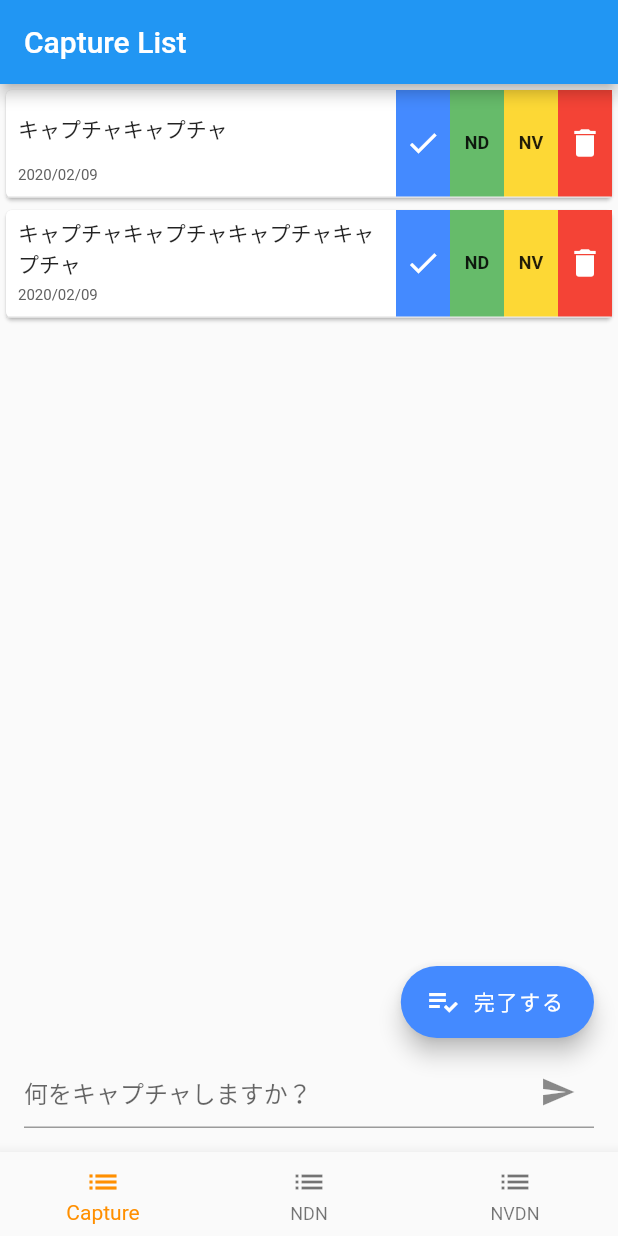
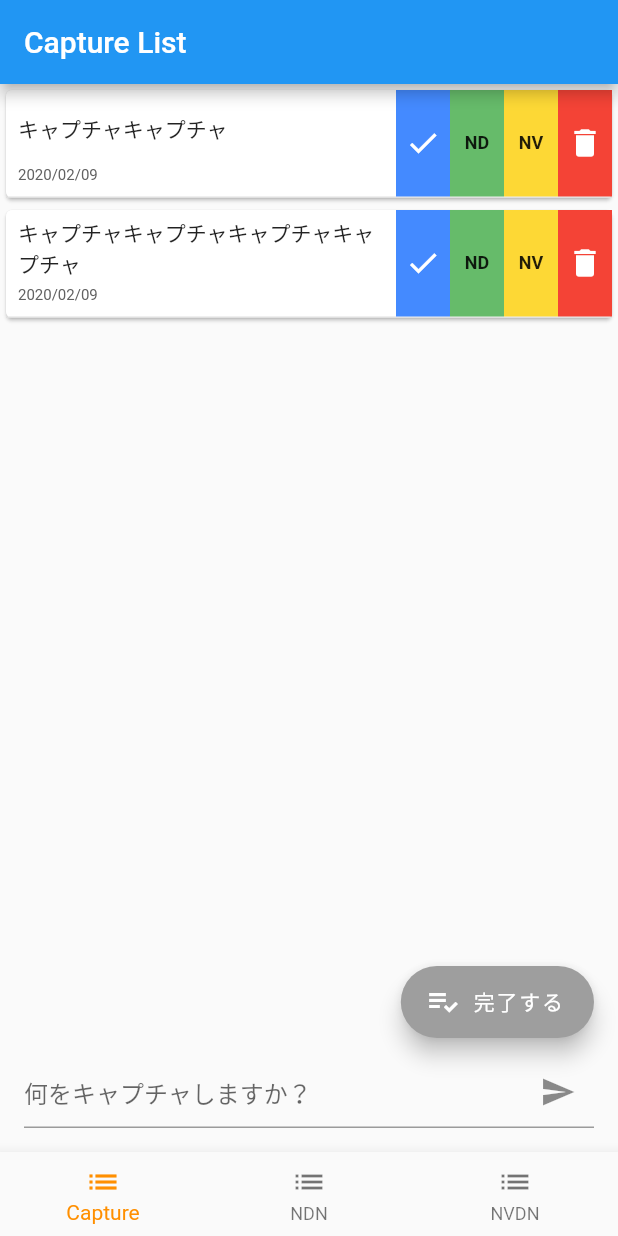
Before and after one commit to tocomi/mission-control-dart, a Flutter app: the screen it shows after launch, on a phone screen of 412 x 824 dp. Run offline on Flutter 3.47's test engine with Material 2 defaults, Android fonts, the phone set to English and light mode, and no system bars.

Commit message:
feat: add complete function

```diff
--- a/lib/screens/home_screen.dart
+++ b/lib/screens/home_screen.dart
@@ -10,7 +10,7 @@ class HomeScreen extends StatefulWidget {
 
 class _HomeScreenState extends State<HomeScreen> {
 
-  final List<Task> _tasks = [
+  List<Task> _tasks = [
     new Task(
       1,
       'キャプチャキャプチャ',
@@ -120,6 +120,51 @@ class _HomeScreenState extends State<HomeScreen> {
     }
   }
 
+  bool canComplete() {
+    final List<Task> capturedTasks = _tasks.where((task) => task.type == TaskType.Capture).toList();
+    if (capturedTasks.length == 0) return false;
+
+    return !capturedTasks.any((task) => task.done == false);
+  }
+
+  void _completeToday() {
+    if (!canComplete()) return;
+
+    setState(() {
+      _tasks = _tasks.where((task) => task.type != TaskType.Capture).toList();
+    });
+  }
+
+  Widget _buildCompleteButton() {
+    return canComplete() ? FloatingActionButton.extended(
+      backgroundColor: Colors.blueAccent,
+      icon: Icon(
+        Icons.playlist_add_check,
+        color: Colors.white,
+      ),
+      label: Text(
+        '完了する',
+        style: TextStyle(
+          color: Colors.white,
+        ),
+      ),
+      onPressed: _completeToday,
+    ) : FloatingActionButton.extended(
+      backgroundColor: Colors.grey,
+      icon: Icon(
+        Icons.playlist_add_check,
+        color: Colors.white,
+      ),
+      label: Text(
+        '完了する',
+        style: TextStyle(
+          color: Colors.white,
+        ),
+      ),
+      onPressed: () {},
+    );
+  }
+
   void _selectMenu(int index) {
     setState(() {
       _selectedIndex = index;
@@ -182,20 +227,7 @@ class _HomeScreenState extends State<HomeScreen> {
       ),
       floatingActionButton: _selectedIndex == 0 ? Container(
         margin: EdgeInsets.only(bottom: 60.0),
-        child: FloatingActionButton.extended(
-          backgroundColor: Colors.blueAccent,
-          icon: Icon(
-            Icons.playlist_add_check,
-            color: Colors.white,
-          ),
-          label: Text(
-            '完了する',
-            style: TextStyle(
-              color: Colors.white,
-            ),
-          ),
-          onPressed: () {},
-        ),
+        child: _buildCompleteButton(),
       ) : Container(),
     );
   }
```
